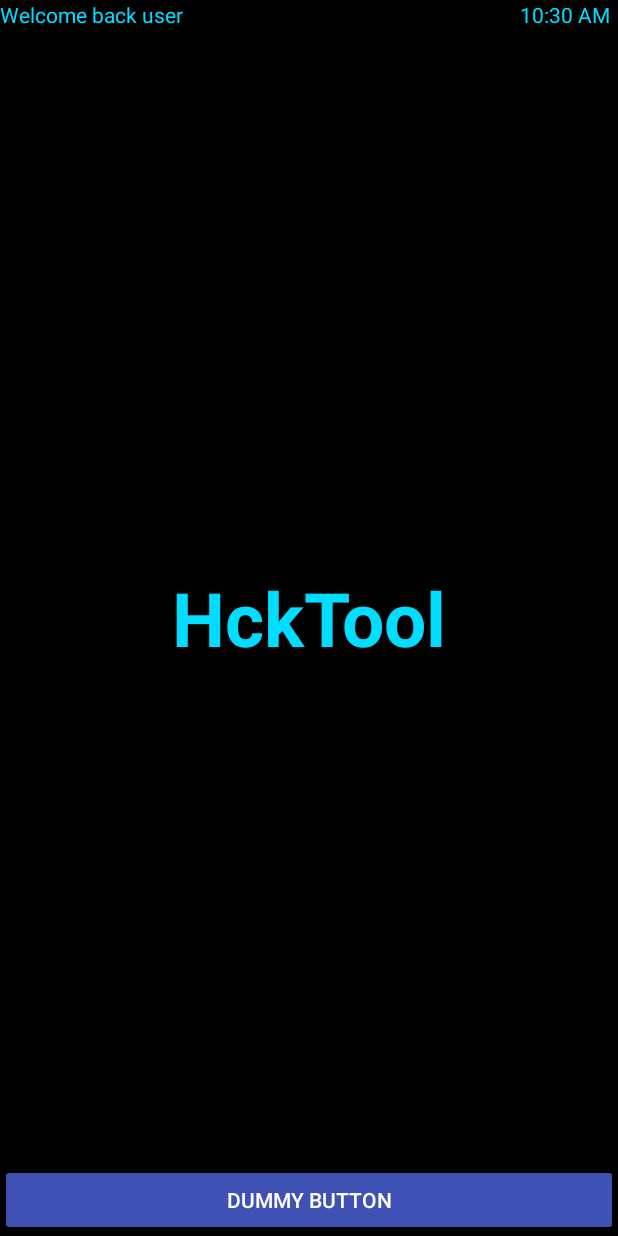
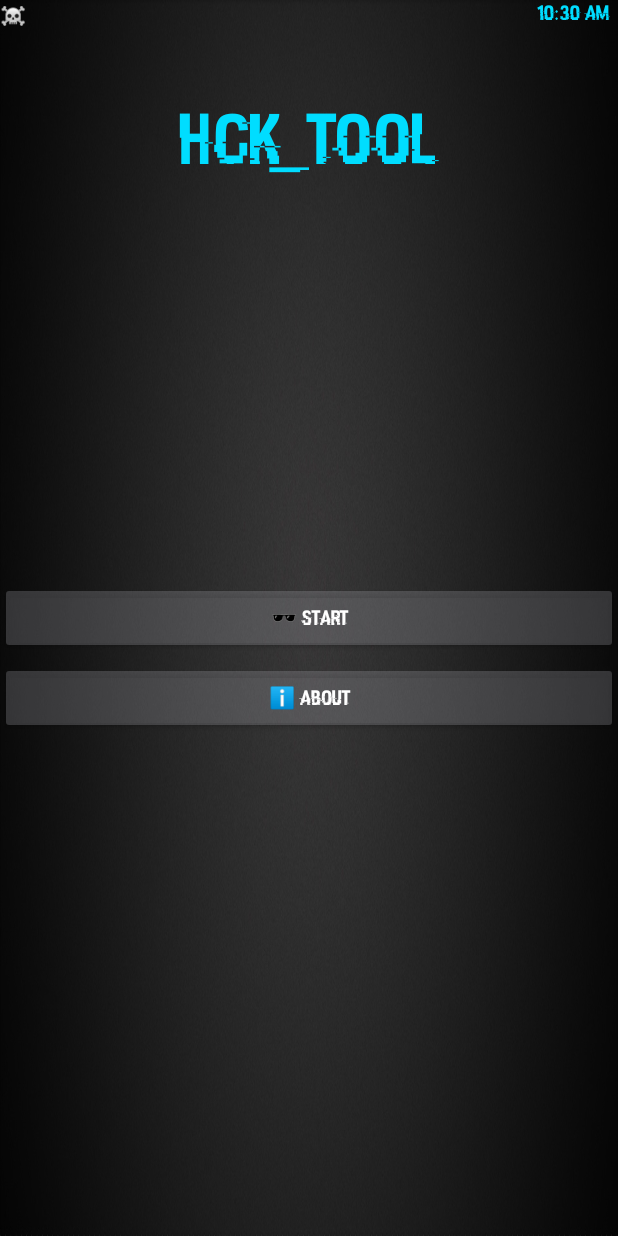
Before and after one commit to Izoman/android-hckTool, an Android app: the screen it shows after launch (FullscreenActivity), on a phone screen of 412 x 824 dp. Run offline under Robolectric (Android 15) with nearby library versions, the light colour scheme and no system bars.

Commit message:
Added new font (better ui) + background + 2 new buttons

```diff
--- a/Hcktool/app/src/main/java/com/izoman/hcktool/FullscreenActivity.java
+++ b/Hcktool/app/src/main/java/com/izoman/hcktool/FullscreenActivity.java
@@ -1,9 +1,12 @@
 package com.izoman.hcktool;
 
+import android.graphics.Typeface;
 import android.support.v7.app.AppCompatActivity;
 import android.os.Bundle;
 import android.view.Window;
 import android.view.WindowManager;
+import android.widget.Button;
+import android.widget.TextView;
 
 
 /**
@@ -17,6 +20,13 @@ public class FullscreenActivity extends AppCompatActivity {
         getWindow().setFlags(WindowManager.LayoutParams.FLAG_FULLSCREEN,
                 WindowManager.LayoutParams.FLAG_FULLSCREEN);
         setContentView(R.layout.activity_fullscreen);
+        // Set title font hacked
+        Typeface custom_font = Typeface.createFromAsset(getAssets(),  "fonts/HACKED.ttf");
+        ((TextView)findViewById(R.id.textViewTitle)).setTypeface(custom_font);
+        ((TextView)findViewById(R.id.textClock)).setTypeface(custom_font);
+        ((Button)findViewById(R.id.buttonStart)).setTypeface(custom_font);
+        ((Button)findViewById(R.id.buttonAbout)).setTypeface(custom_font);
+
     }
 
     @Override
--- a/Hcktool/app/src/main/res/layout/activity_fullscreen.xml
+++ b/Hcktool/app/src/main/res/layout/activity_fullscreen.xml
@@ -2,7 +2,7 @@
     xmlns:tools="http://schemas.android.com/tools"
     android:layout_width="match_parent"
     android:layout_height="match_parent"
-    android:background="@android:color/background_dark"
+    android:background="@drawable/background"
     tools:context="com.izoman.hcktool.FullscreenActivity">
 
     <!-- The primary full-screen view. This can be replaced with whatever view
@@ -14,10 +14,21 @@
         android:layout_height="match_parent">
 
         <TextView
+            android:id="@+id/textViewTitle"
+            android:layout_width="wrap_content"
+            android:layout_height="wrap_content"
+            android:layout_below="@+id/textClock"
+            android:layout_centerHorizontal="true"
+            android:layout_marginTop="51dp"
+            android:text="Hck_Tool"
+            android:textColor="@android:color/holo_blue_bright"
+            android:textSize="48dp" />
+
+        <TextView
             android:id="@+id/textView2"
             android:layout_width="wrap_content"
             android:layout_height="wrap_content"
-            android:text="Welcome back user"
+            android:text="☠️"
             android:textColor="@android:color/holo_blue_bright" />
 
         <TextClock
@@ -37,42 +48,34 @@
             android:textAllCaps="false"
             android:textColor="@android:color/holo_blue_bright" />
 
+        <Button
+            android:id="@+id/buttonStart"
+            style="@style/Widget.AppCompat.Button.Colored"
+            android:layout_width="match_parent"
+            android:layout_height="wrap_content"
+            android:layout_alignParentStart="true"
+            android:layout_centerVertical="true"
+            android:layout_weight="1"
+            android:backgroundTint="@color/colorPrimary"
+            android:text="🕶️ Start"
+            android:textColorLink="@color/colorAccent" />
+
+        <Button
+            android:id="@+id/buttonAbout"
+            style="@style/Widget.AppCompat.Button.Colored"
+            android:layout_width="match_parent"
+            android:layout_height="wrap_content"
+            android:layout_marginTop="5dp"
+            android:layout_weight="1"
+            android:backgroundTint="@color/colorPrimary"
+            android:text="ℹ️ About"
+            android:textColorLink="@color/colorAccent"
+            android:layout_below="@+id/buttonStart"
+            android:layout_alignParentStart="true" />
+
     </RelativeLayout>
 
     <!-- This FrameLayout insets its children based on system windows using
          android:fitsSystemWindows. -->
 
-    <LinearLayout
-        android:id="@+id/fullscreen_content_controls"
-        style="?metaButtonBarStyle"
-        android:layout_width="match_parent"
-        android:layout_height="wrap_content"
-        android:layout_gravity="bottom|center_horizontal"
-        android:background="@color/black_overlay"
-        android:orientation="horizontal"
-        tools:ignore="UselessParent">
-
-        <Button
-            android:id="@+id/dummy_button"
-            style="@style/Widget.AppCompat.Button.Colored"
-            android:layout_width="0dp"
-            android:layout_height="wrap_content"
-            android:layout_weight="1"
-            android:backgroundTint="@color/colorPrimary"
-            android:text="@string/dummy_button"
-            android:textColorLink="@color/colorAccent" />
-
-    </LinearLayout>
-
-    <TextView
-        android:id="@+id/fullscreen_content"
-        android:layout_width="match_parent"
-        android:layout_height="match_parent"
-        android:gravity="center"
-        android:keepScreenOn="true"
-        android:text="@string/dummy_content"
-        android:textColor="@android:color/holo_blue_bright"
-        android:textSize="50sp"
-        android:textStyle="bold" />
-
 </FrameLayout>
--- a/Hcktool/app/src/main/res/values/colors.xml
+++ b/Hcktool/app/src/main/res/values/colors.xml
@@ -1,6 +1,6 @@
 <?xml version="1.0" encoding="utf-8"?>
 <resources>
-    <color name="colorPrimary">#3f51b5</color>
+    <color name="colorPrimary">#40b2b3ba</color>
     <color name="colorPrimaryDark">#303F9F</color>
     <color name="colorAccent">#ff4081</color>
 
```
Also changed, not shown: Hcktool/app/src/main/assets/fonts/HACKED.ttf (added), Hcktool/app/src/main/res/drawable/background.jpg (added).
